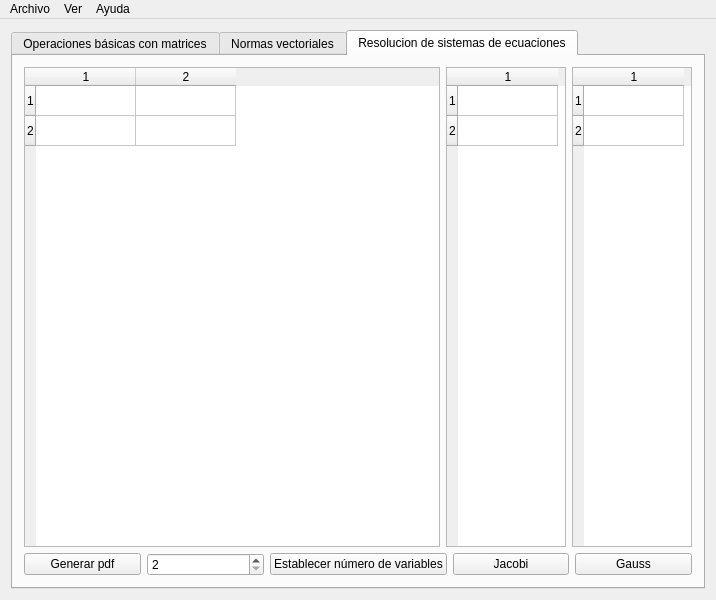
First picture: the form in Matrices/mainwindow.ui, repository frank101m/Matrices, before the edit.
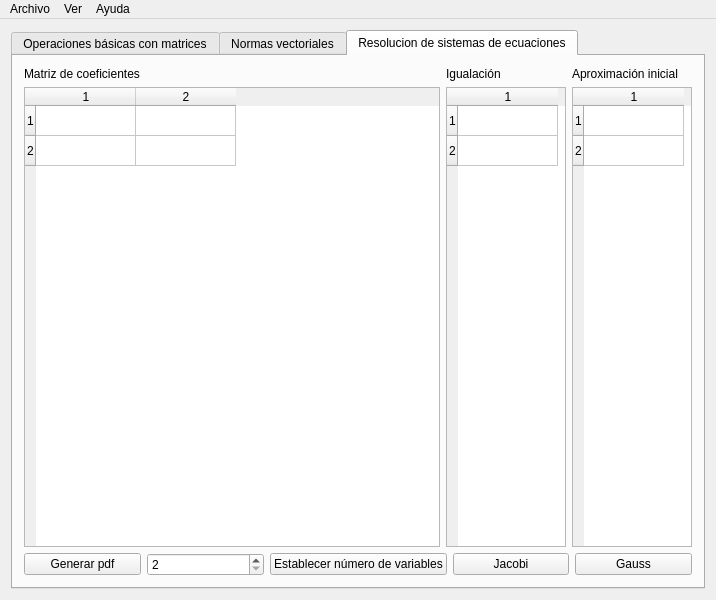
Second picture: the form after the edit. The open tabs and pages were chosen to show the change.

Patch:
```diff
--- a/Matrices/mainwindow.ui
+++ b/Matrices/mainwindow.ui
@@ -494,6 +494,79 @@
           <item>
            <layout class="QVBoxLayout" name="verticalLayout_9"/>
           </item>
+          <item>
+           <layout class="QHBoxLayout" name="horizontalLayout_8">
+            <item>
+             <widget class="QLabel" name="label_6">
+              <property name="sizePolicy">
+               <sizepolicy hsizetype="Expanding" vsizetype="Preferred">
+                <horstretch>0</horstretch>
+                <verstretch>0</verstretch>
+               </sizepolicy>
+              </property>
+              <property name="minimumSize">
+               <size>
+                <width>256</width>
+                <height>0</height>
+               </size>
+              </property>
+              <property name="text">
+               <string>Matriz de coeficientes</string>
+              </property>
+             </widget>
+            </item>
+            <item>
+             <widget class="QLabel" name="label_4">
+              <property name="sizePolicy">
+               <sizepolicy hsizetype="Expanding" vsizetype="Preferred">
+                <horstretch>0</horstretch>
+                <verstretch>0</verstretch>
+               </sizepolicy>
+              </property>
+              <property name="minimumSize">
+               <size>
+                <width>120</width>
+                <height>0</height>
+               </size>
+              </property>
+              <property name="maximumSize">
+               <size>
+                <width>120</width>
+                <height>16777215</height>
+               </size>
+              </property>
+              <property name="text">
+               <string>Igualación</string>
+              </property>
+             </widget>
+            </item>
+            <item>
+             <widget class="QLabel" name="label_5">
+              <property name="sizePolicy">
+               <sizepolicy hsizetype="Expanding" vsizetype="Preferred">
+                <horstretch>0</horstretch>
+                <verstretch>0</verstretch>
+               </sizepolicy>
+              </property>
+              <property name="minimumSize">
+               <size>
+                <width>120</width>
+                <height>0</height>
+               </size>
+              </property>
+              <property name="maximumSize">
+               <size>
+                <width>120</width>
+                <height>16777215</height>
+               </size>
+              </property>
+              <property name="text">
+               <string>Aproximación inicial</string>
+              </property>
+             </widget>
+            </item>
+           </layout>
+          </item>
           <item>
            <layout class="QHBoxLayout" name="horizontalLayout_12">
             <item>
```
Left out of the diff: 2 changed lines with no effect on the pictures.
